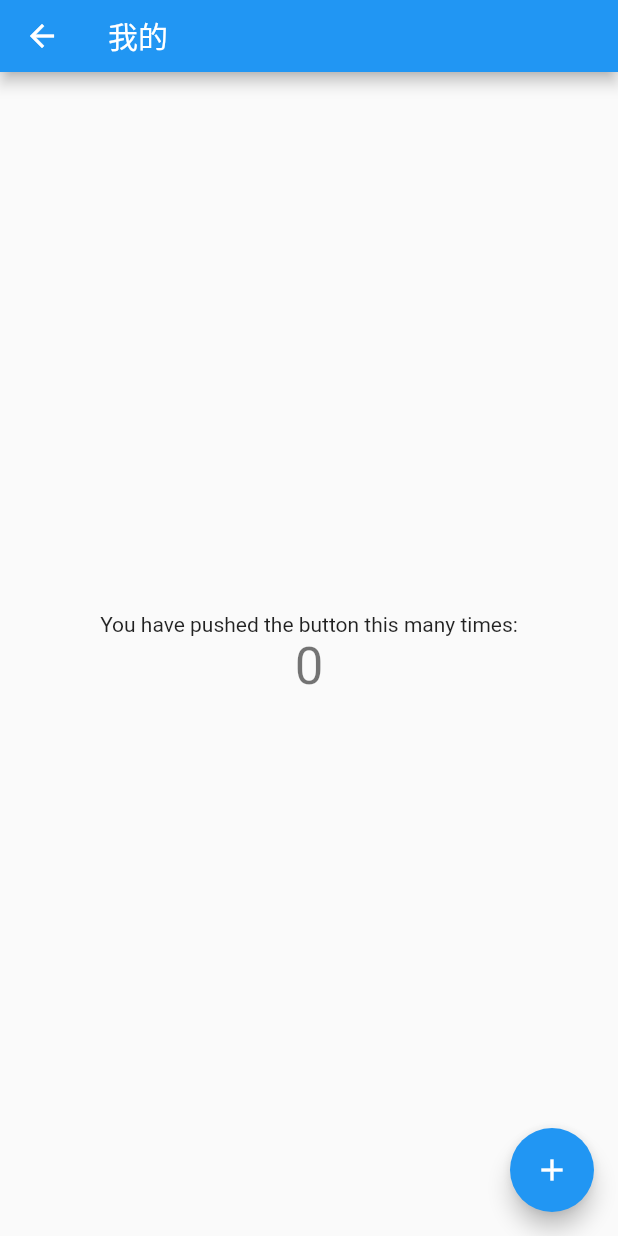
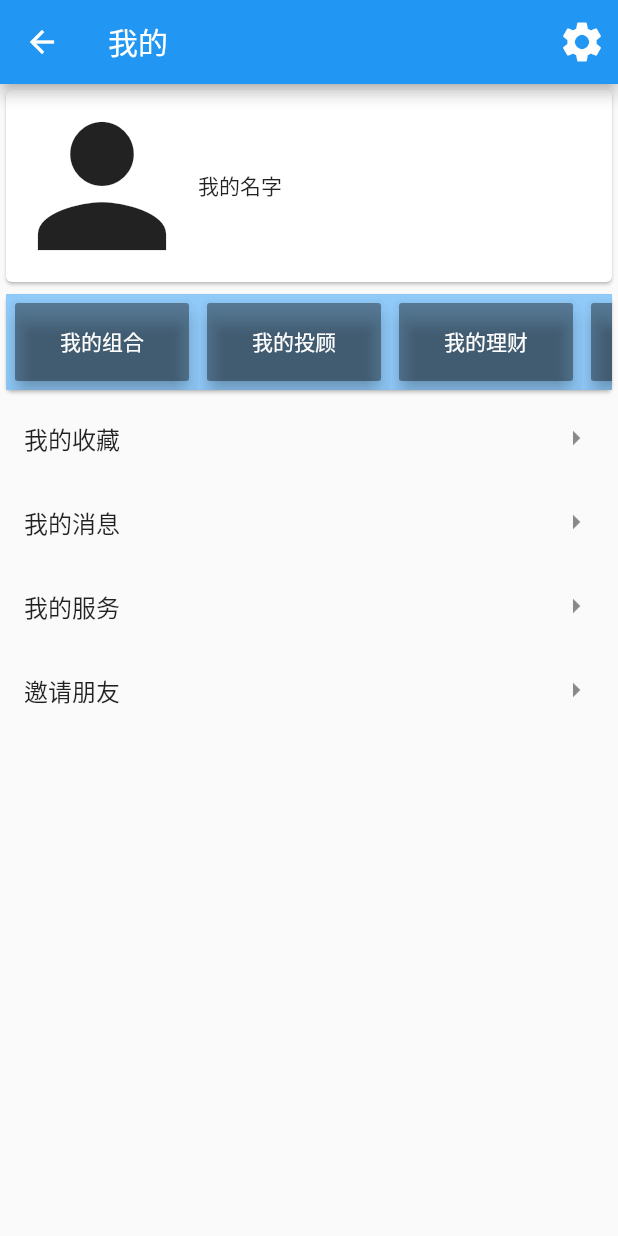
Before and after one commit to finlutter/flutter_fintech_widgets, a Flutter app: the MinePage screen opened directly, on a phone screen of 412 x 824 dp. Run offline on Flutter 3.47's test engine with Material 2 defaults, Android fonts, the phone set to English and light mode, and no system bars; missing offline and left inert: file_cache.

Commit message:
A simple profile page (#18)
* A simple profile page

* format code

```diff
--- a/lib/main/pages/main_mine_page.dart
+++ b/lib/main/pages/main_mine_page.dart
@@ -8,44 +8,127 @@ class MinePage extends StatefulWidget {
 class _MinePageState extends State<MinePage>
     with AutomaticKeepAliveClientMixin {
   @override
-  // TODO: implement wantKeepAlive
   bool get wantKeepAlive => true;
-
-  int _counter = 0;
-
-  void _incrementCounter() {
-    setState(() {
-      _counter++;
-    });
-  }
 
   @override
   Widget build(BuildContext context) {
     return Scaffold(
-      appBar: PreferredSize(
-          child: AppBar(
+        appBar: AppBar(
           title: Text('我的'),
+          actions: <Widget>[
+            IconButton(
+              icon: Icon(
+                Icons.settings,
+                size: 32,
               ),
-          preferredSize: Size.fromHeight(48.0)),
-      body: new Center(
-        child: new Column(
-          mainAxisAlignment: MainAxisAlignment.center,
+              onPressed: () {
+                debugPrint("Settings button pressed");
+              },
+            )
+          ],
+        ),
+        body: new ListView(children: <Widget>[
+          Card(
+            child: Row(
               children: <Widget>[
-            new Text(
-              'You have pushed the button this many times:',
+                Icon(Icons.person, size: 128),
+                Text("我的名字"),
+              ],
             ),
-            new Text(
-              '$_counter',
-              style: Theme.of(context).textTheme.display1,
+          ),
+          Card(
+            child: SizedBox.fromSize(
+              size: Size.fromHeight(64.0),
+              child: ListView(
+                scrollDirection: Axis.horizontal,
+                // padding: EdgeInsets.all(6.0),
+                itemExtent: 128.0,
+                children: <Widget>[
+                  Container(
+                    color: Theme.of(context).backgroundColor,
+                    padding: EdgeInsets.all(6.0),
+                    child: RaisedButton(
+                      elevation: 5.0,
+                      child: Text("我的组合"),
+                      color: Colors.black38,
+                      textColor: Colors.white,
+                      onPressed: () {
+                        debugPrint("Button Pressed");
+                      },
+                    ),
+                  ),
+                  Container(
+                    color: Theme.of(context).backgroundColor,
+                    padding: EdgeInsets.all(6.0),
+                    child: RaisedButton(
+                      elevation: 5.0,
+                      child: Text("我的投顾"),
+                      color: Colors.black38,
+                      textColor: Colors.white,
+                      onPressed: () {
+                        debugPrint("Button Pressed");
+                      },
+                    ),
+                  ),
+                  Container(
+                    color: Theme.of(context).backgroundColor,
+                    padding: EdgeInsets.all(6.0),
+                    child: RaisedButton(
+                      elevation: 5.0,
+                      child: Text("我的理财"),
+                      color: Colors.black38,
+                      textColor: Colors.white,
+                      onPressed: () {
+                        debugPrint("Button Pressed");
+                      },
+                    ),
+                  ),
+                  Container(
+                    color: Theme.of(context).backgroundColor,
+                    padding: EdgeInsets.all(6.0),
+                    child: RaisedButton(
+                      elevation: 5.0,
+                      child: Text("我的特权"),
+                      color: Colors.black38,
+                      textColor: Colors.white,
+                      onPressed: () {
+                        debugPrint("Button Pressed");
+                      },
+                    ),
+                  ),
+                  Container(
+                    color: Theme.of(context).backgroundColor,
+                    padding: EdgeInsets.all(6.0),
+                    child: RaisedButton(
+                      elevation: 5.0,
+                      child: Text("我的不知道还有点儿啥"),
+                      color: Colors.black38,
+                      textColor: Colors.white,
+                      onPressed: () {
+                        debugPrint("Button Pressed");
+                      },
+                    ),
                   ),
                 ],
               ),
             ),
-      floatingActionButton: new FloatingActionButton(
-        onPressed: _incrementCounter,
-        tooltip: 'Increment',
-        child: new Icon(Icons.add),
           ),
-    );
+          ListTile(
+            title: Text("我的收藏"),
+            trailing: Icon(Icons.arrow_right),
+          ),
+          ListTile(
+            title: Text("我的消息"),
+            trailing: Icon(Icons.arrow_right),
+          ),
+          ListTile(
+            title: Text("我的服务"),
+            trailing: Icon(Icons.arrow_right),
+          ),
+          ListTile(
+            title: Text("邀请朋友"),
+            trailing: Icon(Icons.arrow_right),
+          ),
+        ]));
   }
 }
```
Lines whose indentation alone changed are shown as unchanged.
